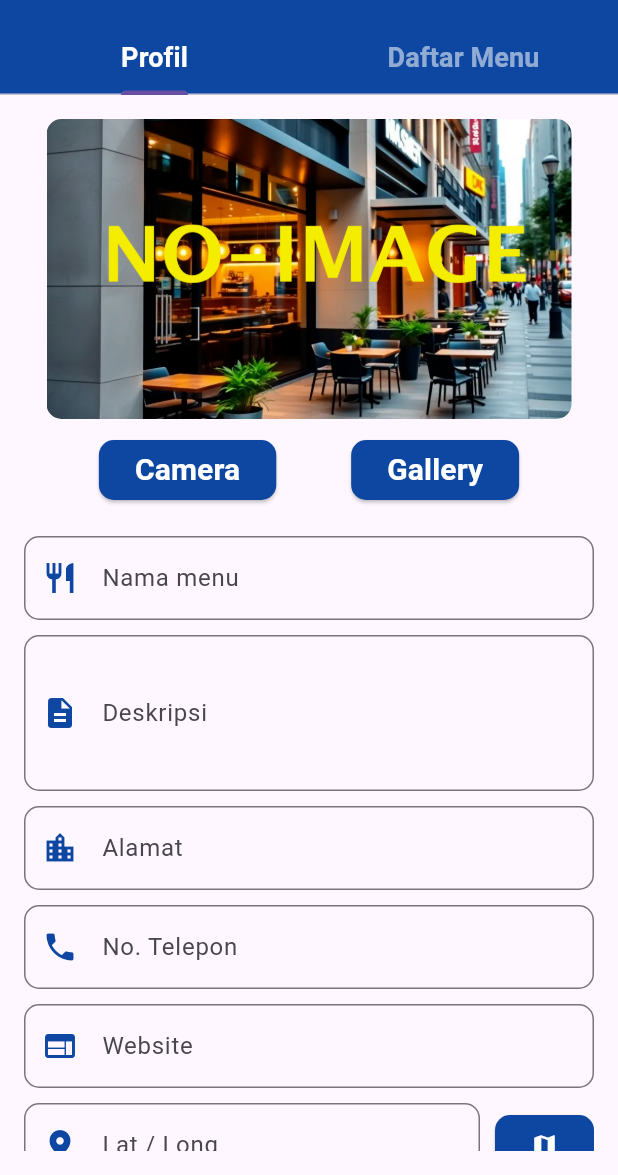
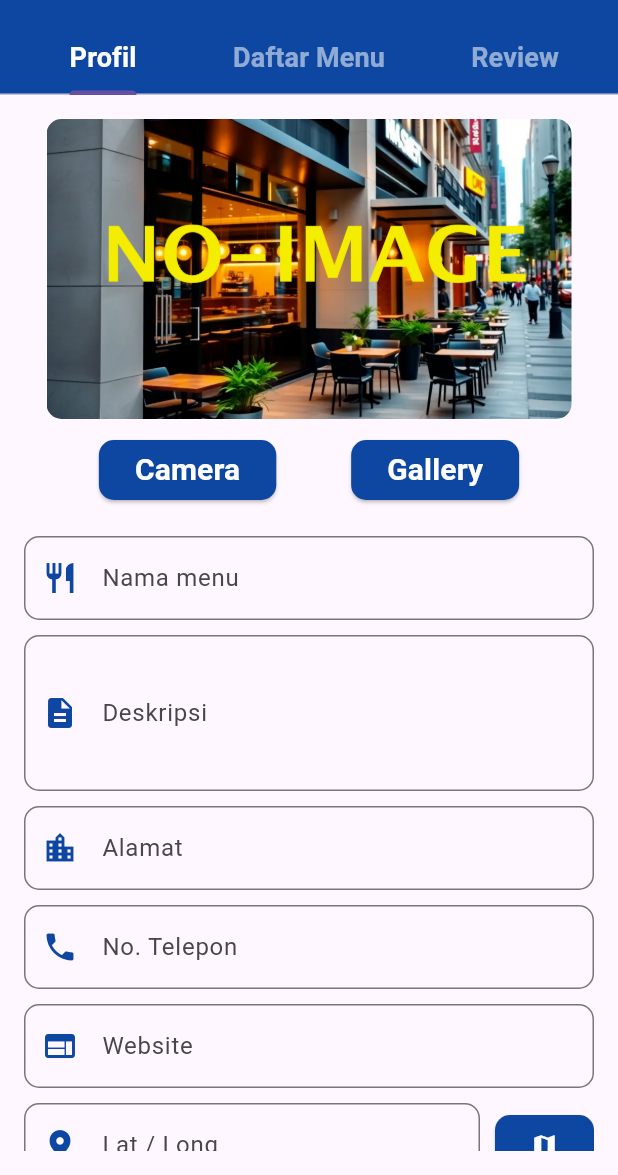
Before and after one commit to Fannannf/food-finder, a Flutter app: the ProfileRestaurantPage screen opened by its route, on a phone screen of 412 x 824 dp, the part 61-1236 px from its top. Run offline on Flutter 3.47's test engine with Material 3 defaults, Android fonts, the phone set to English and light mode, and no system bars; our stand-ins replace dio, flutter_secure_storage, geolocator, image_picker; accounts and stored records are empty.

Commit message:
add review in resto owner

```diff
--- a/lib/pages/profile_resto_page.dart
+++ b/lib/pages/profile_resto_page.dart
@@ -1,8 +1,10 @@
 // lib/pages/profile_restaurant_page.dart
 import 'package:flutter/material.dart';
 import 'package:food_finder/components/styles.dart';
+import 'package:food_finder/helpers/api_services.dart';
 import 'package:food_finder/models/dummy_data.dart';
 import 'package:food_finder/models/restaurant.dart';
+import 'package:food_finder/models/review.dart';
 
 import '../components/menu_list_tab.dart';
 import '../components/restaurant_form_tab.dart';
@@ -12,6 +14,7 @@ import 'menu_form_page.dart';
 
 class ProfileRestaurantPage extends StatefulWidget {
   Restaurant? resto;
+  List<Review> review = [];
   ProfileRestaurantPage({super.key, this.resto});
 
   @override
@@ -43,6 +46,18 @@ class _ProfileRestaurantPageState extends State<ProfileRestaurantPage> {
       _latLongController.text =
           "${(curResto.latitude ?? 0)},${(curResto.longitude ?? 0)}";
     }
+    _fetchReviews();
+  }
+
+  Future<void> _fetchReviews() async {
+    try {
+      final reviews = await APIServices().getReview(widget.resto!.id);
+      setState(() {
+        widget.review = reviews;
+      });
+    } catch (e) {
+      print('Error fetching reviews: $e');
+    }
   }
 
   void _addMenu(Menu menu) {
@@ -54,7 +69,7 @@ class _ProfileRestaurantPageState extends State<ProfileRestaurantPage> {
   @override
   Widget build(BuildContext context) {
     return DefaultTabController(
-      length: 2,
+      length: 3,
       child: Scaffold(
         appBar: AppBar(
           title: Text('Profil Restoran', style: whiteBoldText),
@@ -70,7 +85,13 @@ class _ProfileRestaurantPageState extends State<ProfileRestaurantPage> {
               fontSize: 18,
               color: Colors.white54,
             ),
-            tabs: [Tab(text: 'Profil'), Tab(text: 'Daftar Menu')],
+            tabs: [
+              Tab(text: 'Profil'),
+              Tab(text: 'Daftar Menu'),
+              Tab(
+                text: "Review",
+              )
+            ],
           ),
         ),
         body: TabBarView(
@@ -88,6 +109,40 @@ class _ProfileRestaurantPageState extends State<ProfileRestaurantPage> {
               resto: widget.resto,
               onMenuAdded: _addMenu,
               canAddMenu: true,
+            ),
+            Padding(
+              padding: const EdgeInsets.all(16.0),
+              child: Column(
+                children: [
+                  Expanded(
+                    child: widget.review.isNotEmpty
+                        ? Column(
+                            children: widget.review.map(
+                            (review) {
+                              return ListTile(
+                                leading: Icon(Icons.person),
+                                title: Text(review.user.username),
+                                subtitle: Text(review.comment),
+                                trailing: Row(
+                                  mainAxisSize: MainAxisSize.min,
+                                  children: [
+                                    Text(
+                                      review.rating.toString(),
+                                      style: TextStyle(fontSize: 18),
+                                    ),
+                                    SizedBox(width: 5),
+                                    Icon(Icons.star)
+                                  ],
+                                ),
+                              );
+                            },
+                          ).toList())
+                        : Center(
+                            child: Text("Belum ada review"),
+                          ),
+                  ),
+                ],
+              ),
             ),
           ],
         ),
```
Also changed, not shown: lib/pages/resto_detail_page.dart (+39 -7 lines).
